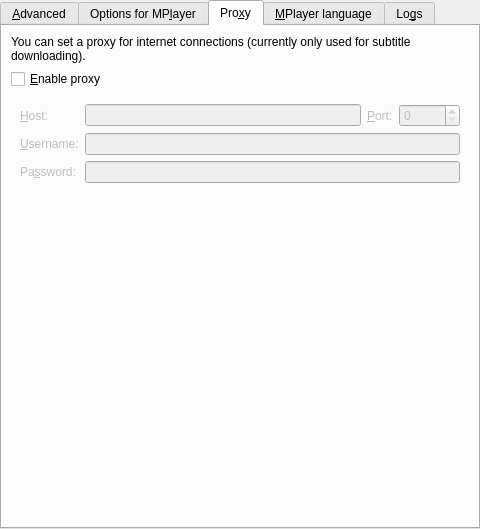
This is src/prefadvanced.ui in wilbert2000/wzplayer as Qt 5 draws it before an edit. The edited form follows.
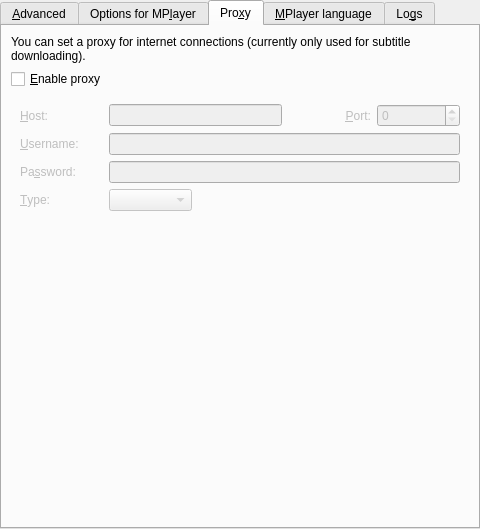
This is the edited form. The open tabs and pages were chosen to show the change. Custom widgets are drawn as their Qt base class.

Commit message: Added the possibility to select the type of proxy to be used: Http or Socks5. (More info: http://doc.trolltech.com/4.3/qnetworkproxy.html)

```diff
--- a/src/prefadvanced.ui
+++ b/src/prefadvanced.ui
@@ -547,20 +547,23 @@
             </property>
            </widget>
           </item>
-          <item row="0" column="1" >
+          <item row="0" column="1" colspan="2" >
            <widget class="QLineEdit" name="proxy_hostname_edit" />
           </item>
-          <item row="0" column="2" >
+          <item row="0" column="3" >
            <widget class="QLabel" name="label_3" >
             <property name="text" >
              <string>&amp;Port:</string>
             </property>
+            <property name="alignment" >
+             <set>Qt::AlignRight|Qt::AlignTrailing|Qt::AlignVCenter</set>
+            </property>
             <property name="buddy" >
              <cstring>proxy_port_spin</cstring>
             </property>
            </widget>
           </item>
-          <item row="0" column="3" >
+          <item row="0" column="4" >
            <widget class="QSpinBox" name="proxy_port_spin" >
             <property name="maximum" >
              <number>65535</number>
@@ -577,7 +580,7 @@
             </property>
            </widget>
           </item>
-          <item row="1" column="1" colspan="3" >
+          <item row="1" column="1" colspan="4" >
            <widget class="QLineEdit" name="proxy_username_edit" />
           </item>
           <item row="2" column="0" >
@@ -590,13 +593,39 @@
             </property>
            </widget>
           </item>
-          <item row="2" column="1" colspan="3" >
+          <item row="2" column="1" colspan="4" >
            <widget class="QLineEdit" name="proxy_password_edit" >
             <property name="echoMode" >
              <enum>QLineEdit::Password</enum>
             </property>
            </widget>
           </item>
+          <item row="3" column="0" >
+           <widget class="QLabel" name="label_6" >
+            <property name="text" >
+             <string>&amp;Type:</string>
+            </property>
+            <property name="buddy" >
+             <cstring>proxy_type_combo</cstring>
+            </property>
+           </widget>
+          </item>
+          <item row="3" column="1" >
+           <widget class="QComboBox" name="proxy_type_combo" />
+          </item>
+          <item row="3" column="2" colspan="3" >
+           <spacer>
+            <property name="orientation" >
+             <enum>Qt::Horizontal</enum>
+            </property>
+            <property name="sizeHint" >
+             <size>
+              <width>261</width>
+              <height>20</height>
+             </size>
+            </property>
+           </spacer>
+          </item>
          </layout>
         </widget>
        </item>
@@ -607,8 +636,8 @@
          </property>
          <property name="sizeHint" >
           <size>
-           <width>20</width>
-           <height>31</height>
+           <width>458</width>
+           <height>101</height>
           </size>
          </property>
         </spacer>
```
Left out of the diff: 1 changed line with no effect on the pictures. The commit also changes 6 other files.
